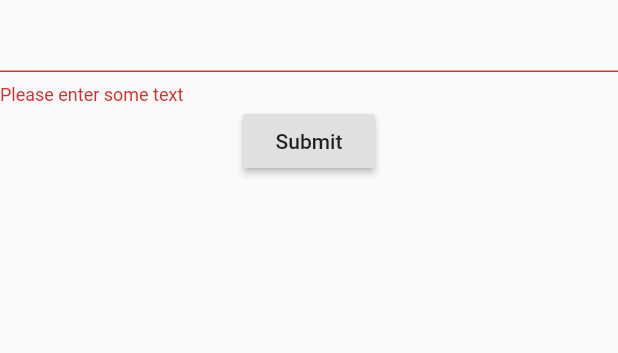
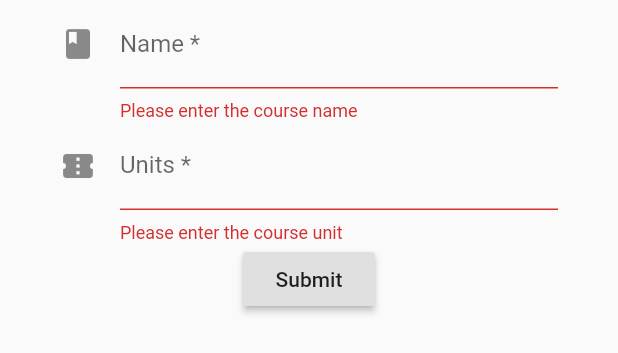
Before and after one commit to Vicradon/coursefidence, a Flutter app: the CourseForm widget shown alone on an empty page, opened directly, after a tap on "Submit", on a phone screen of 412 x 824 dp. Shown: the top 353 px of the screen. Run offline on Flutter 3.47's test engine with Material 2 defaults, Android fonts, the phone set to English and light mode, and no system bars.

Commit message:
Pusing to master

```diff
--- a/lib/pages/courses.dart
+++ b/lib/pages/courses.dart
@@ -63,23 +63,41 @@ class CourseFormState extends State<CourseForm> {
   Widget build(BuildContext context) {
     return Form(
       key: _formKey,
+      child: Container(
+        padding: EdgeInsets.symmetric(horizontal: 40, vertical: 0),
         child: Column(
           children: <Widget>[
             TextFormField(
+              decoration: const InputDecoration(
+                icon: Icon(Icons.book),
+                hintText: 'Course Name',
+                labelText: 'Name *',
+              ),
               validator: (value) {
                 if (value.isEmpty) {
-                return 'Please enter some text';
+                  return 'Please enter the course name';
                 }
                 return null;
               },
             ),
+            TextFormField(
+              decoration: const InputDecoration(
+                icon: Icon(Icons.confirmation_number),
+                hintText: 'Course Units',
+                labelText: 'Units *',
+              ),
+              validator: (value) {
+                if (value.isEmpty) {
+                  return 'Please enter the course unit';
+                }
+                return null;
+              },
+            ),
+            // ConfidenceRangeSlide(),
+
             RaisedButton(
               onPressed: () {
-              // Validate returns true if the form is valid, otherwise false.
                 if (_formKey.currentState.validate()) {
-                // If the form is valid, display a snackbar. In the real world,
-                // you'd often call a server or save the information in a database.
-
                   Scaffold.of(context)
                       .showSnackBar(SnackBar(content: Text('Processing Data')));
                 }
@@ -88,6 +106,40 @@ class CourseFormState extends State<CourseForm> {
             ),
           ],
         ),
+      ),
     );
   }
 }
+/*
+class ConfidenceRangeSlide extends StatefulWidget {
+  @override
+  RangeSlideState createState() => RangeSlideState();
+}
+*/
+/*
+class RangeSlideState extends State<ConfidenceRangeSlide> {
+  RangeValues _values = RangeValues(0.3, 0.7);
+
+  @override
+  Widget build(BuildContext context) {
+    return RangeSlider(
+      values: _values,
+      min: 0,
+      max: 100,
+      onChanged: null,
+      divisions: 100,
+      onChangeStart: (RangeValues values) {
+        setState(() {
+          _values = values;
+        });
+      },
+      // onChanged: (RangeValues values) {
+      //   setState(() {
+      //     _values = values;
+      //   });
+      // },
+    );
+  }
+}
+
+*/
```
Lines whose indentation alone changed are shown as unchanged.
